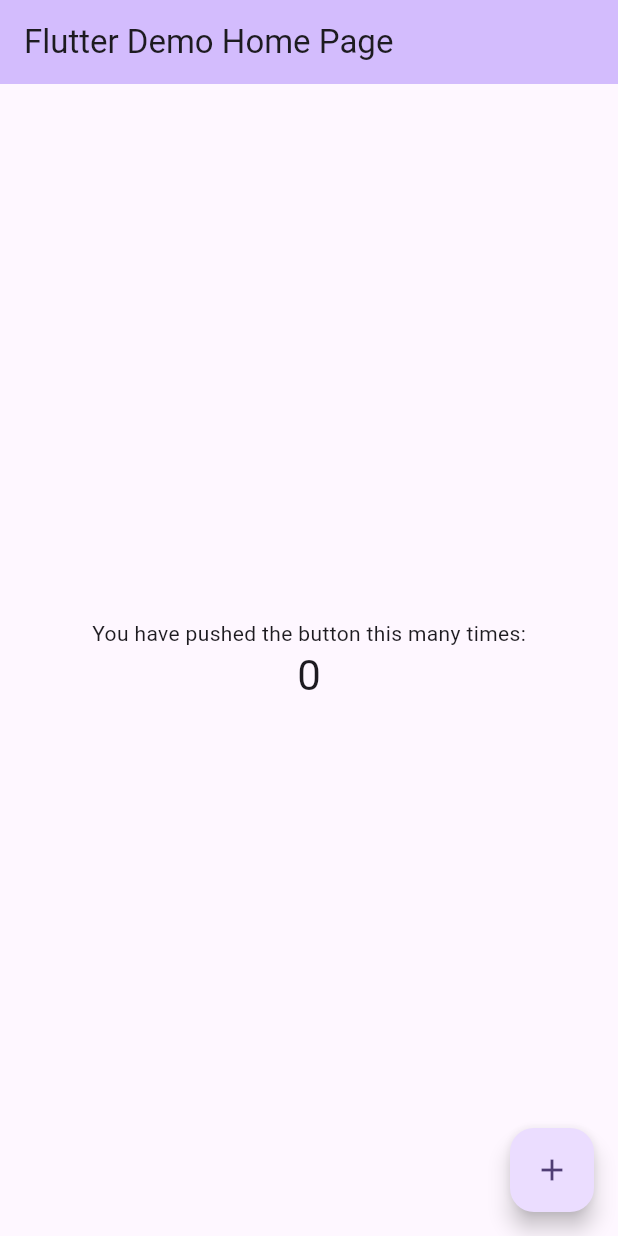
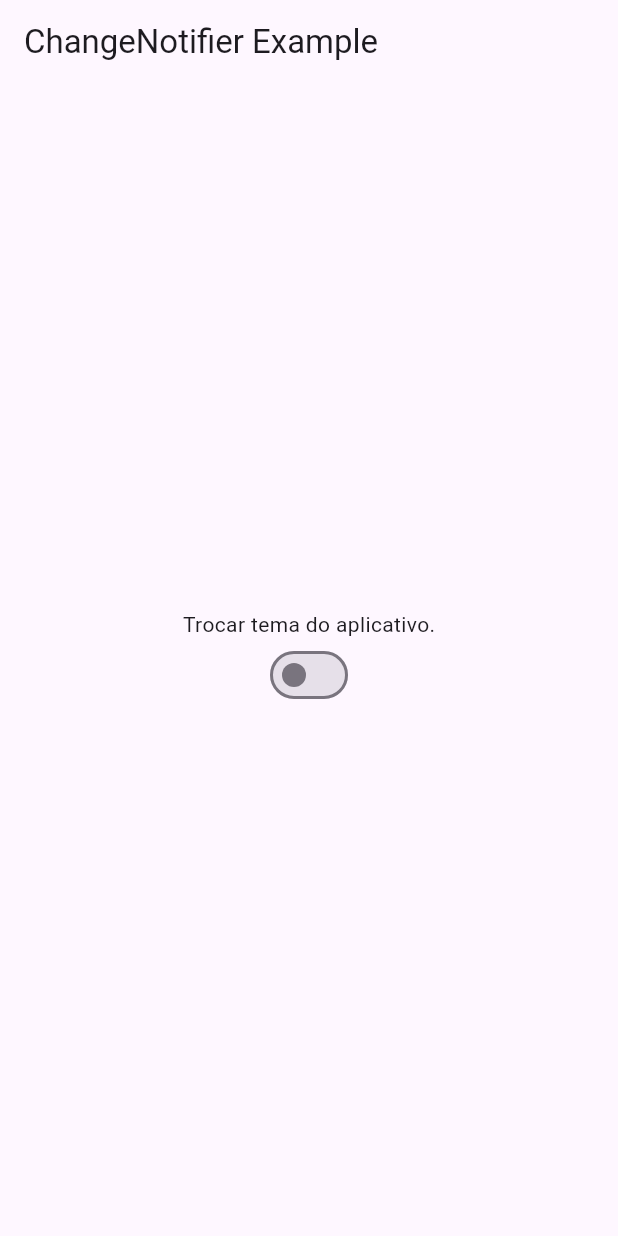
Before and after one commit to matiellojr/flutter-avancado, a Flutter app: the screen it shows after launch, on a phone screen of 412 x 824 dp. Run offline on Flutter 3.47's test engine with Material 3 defaults, Android fonts, the phone set to English and light mode, and no system bars.

Commit message:
#AAULA6 - ChangeNotifier na prática

```diff
--- /dev/null
+++ b/changenotifier_valuenotifier/lib/controller/theme_controller.dart
@@ -0,0 +1,10 @@
+import 'package:flutter/material.dart';
+
+class ThemeController extends ChangeNotifier {
+  bool isDarkMode = false;
+
+  void toggleTheme() {
+    isDarkMode = !isDarkMode;
+    notifyListeners();
+  }
+}
--- a/changenotifier_valuenotifier/lib/main.dart
+++ b/changenotifier_valuenotifier/lib/main.dart
@@ -1,122 +1,60 @@
+import 'package:changenotifier_valuenotifier/controller/theme_controller.dart';
 import 'package:flutter/material.dart';
 
 void main() {
   runApp(const MyApp());
 }
 
+final themeController = ThemeController();
+
 class MyApp extends StatelessWidget {
   const MyApp({super.key});
-
-  // This widget is the root of your application.
   @override
   Widget build(BuildContext context) {
-    return MaterialApp(
-      title: 'Flutter Demo',
-      theme: ThemeData(
-        // This is the theme of your application.
-        //
-        // TRY THIS: Try running your application with "flutter run". You'll see
-        // the application has a purple toolbar. Then, without quitting the app,
-        // try changing the seedColor in the colorScheme below to Colors.green
-        // and then invoke "hot reload" (save your changes or press the "hot
-        // reload" button in a Flutter-supported IDE, or press "r" if you used
-        // the command line to start the app).
-        //
-        // Notice that the counter didn't reset back to zero; the application
-        // state is not lost during the reload. To reset the state, use hot
-        // restart instead.
-        //
-        // This works for code too, not just values: Most code changes can be
-        // tested with just a hot reload.
-        colorScheme: .fromSeed(seedColor: Colors.deepPurple),
-      ),
-      home: const MyHomePage(title: 'Flutter Demo Home Page'),
+    return ListenableBuilder(
+      listenable: themeController,
+      builder: (context, child) {
+        return MaterialApp(
+          title: 'Flutter Demo',
+          theme: themeController.isDarkMode ? ThemeData.dark() : ThemeData.light(),
+          home: MyHomePage(),
+        );
+      }
     );
   }
 }
 
 class MyHomePage extends StatefulWidget {
-  const MyHomePage({super.key, required this.title});
-
-  // This widget is the home page of your application. It is stateful, meaning
-  // that it has a State object (defined below) that contains fields that affect
-  // how it looks.
-
-  // This class is the configuration for the state. It holds the values (in this
-  // case the title) provided by the parent (in this case the App widget) and
-  // used by the build method of the State. Fields in a Widget subclass are
-  // always marked "final".
-
-  final String title;
-
   @override
   State<MyHomePage> createState() => _MyHomePageState();
 }
 
 class _MyHomePageState extends State<MyHomePage> {
-  int _counter = 0;
-
-  void _incrementCounter() {
-    setState(() {
-      // This call to setState tells the Flutter framework that something has
-      // changed in this State, which causes it to rerun the build method below
-      // so that the display can reflect the updated values. If we changed
-      // _counter without calling setState(), then the build method would not be
-      // called again, and so nothing would appear to happen.
-      _counter++;
-    });
-  }
-
   @override
   Widget build(BuildContext context) {
-    // This method is rerun every time setState is called, for instance as done
-    // by the _incrementCounter method above.
-    //
-    // The Flutter framework has been optimized to make rerunning build methods
-    // fast, so that you can just rebuild anything that needs updating rather
-    // than having to individually change instances of widgets.
     return Scaffold(
       appBar: AppBar(
-        // TRY THIS: Try changing the color here to a specific color (to
-        // Colors.amber, perhaps?) and trigger a hot reload to see the AppBar
-        // change color while the other colors stay the same.
-        backgroundColor: Theme.of(context).colorScheme.inversePrimary,
-        // Here we take the value from the MyHomePage object that was created by
-        // the App.build method, and use it to set our appbar title.
-        title: Text(widget.title),
+        title: const Text('ChangeNotifier Example'),
       ),
       body: Center(
-        // Center is a layout widget. It takes a single child and positions it
-        // in the middle of the parent.
         child: Column(
-          // Column is also a layout widget. It takes a list of children and
-          // arranges them vertically. By default, it sizes itself to fit its
-          // children horizontally, and tries to be as tall as its parent.
-          //
-          // Column has various properties to control how it sizes itself and
-          // how it positions its children. Here we use mainAxisAlignment to
-          // center the children vertically; the main axis here is the vertical
-          // axis because Columns are vertical (the cross axis would be
-          // horizontal).
-          //
-          // TRY THIS: Invoke "debug painting" (choose the "Toggle Debug Paint"
-          // action in the IDE, or press "p" in the console), to see the
-          // wireframe for each widget.
-          mainAxisAlignment: .center,
+          mainAxisAlignment: MainAxisAlignment.center,
           children: [
-            const Text('You have pushed the button this many times:'),
-            Text(
-              '$_counter',
-              style: Theme.of(context).textTheme.headlineMedium,
+            const Text('Trocar tema do aplicativo.'),
+            ListenableBuilder(
+              listenable: themeController,
+              builder: (context, child) {
+                return Switch(
+                  value: themeController.isDarkMode,
+                  onChanged: (value) {
+                    themeController.toggleTheme();
+                  }
+                );
+              }
             ),
           ],
         ),
-      ),
-      floatingActionButton: FloatingActionButton(
-        onPressed: _incrementCounter,
-        tooltip: 'Increment',
-        child: const Icon(Icons.add),
-      ),
+      )
     );
   }
 }
```
